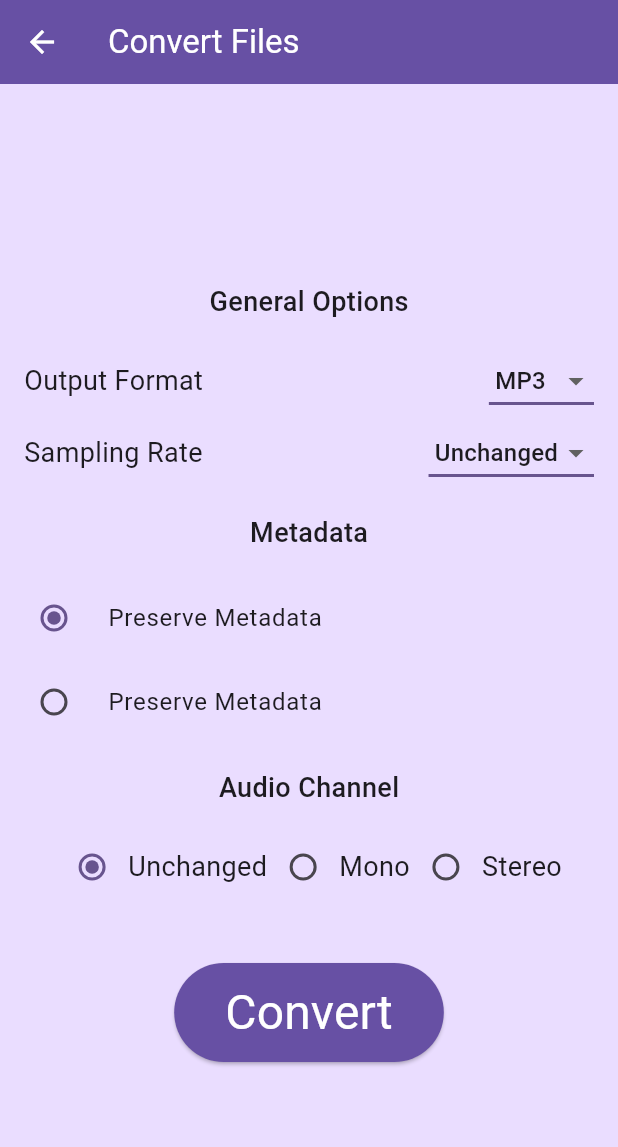
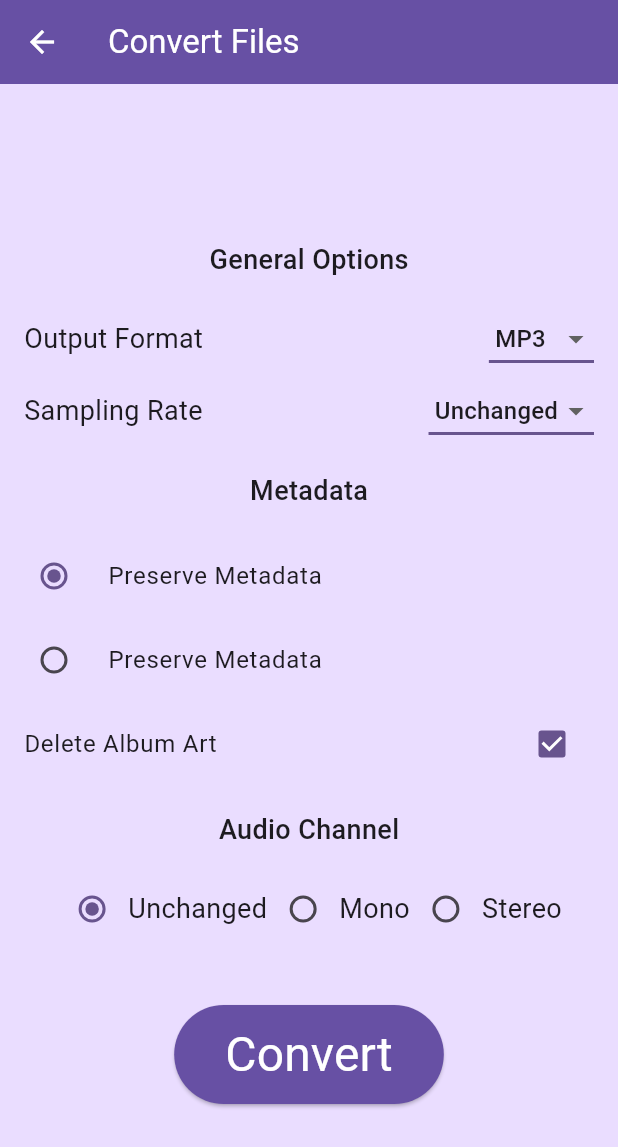
Before and after one commit to mithcs/ShravyaParivartak, a Flutter app: the ConversionPage screen opened directly with empty values, on a phone screen of 412 x 824 dp. Shown: the top 1147 px of the screen. Run offline on Flutter 3.47's test engine with Material 3 defaults, Android fonts, the light colour scheme and no system bars; our stand-ins replace file_picker; missing offline and left inert: ffmpeg_kit_flutter_audio.

Commit message:
Added selection for album art (completed commit)
and formatting + cleanup

```diff
--- a/lib/conversion/audiochannel_options.dart
+++ b/lib/conversion/audiochannel_options.dart
@@ -2,7 +2,7 @@ import 'package:flutter/material.dart';
 
 import 'definitions.dart';
 
-/// Radiobutton to decide audio channel: Default/Mono/Stereo
+/// Radiobutton to decide audio channel: Unchanged/Mono/Stereo
 class AudioChannelRadioButton extends StatefulWidget {
   const AudioChannelRadioButton({super.key});
 
--- a/lib/conversion/conversion_page.dart
+++ b/lib/conversion/conversion_page.dart
@@ -37,7 +37,8 @@ class ConversionBody extends StatelessWidget {
       spacing: 40,
       children: [
         ConversionOptions(),
-        ConvertButton(filesCount: filesCount, files: files, outputDir: outputDir),
+        ConvertButton(
+            filesCount: filesCount, files: files, outputDir: outputDir),
       ],
     );
   }
@@ -63,7 +64,8 @@ class ConvertButton extends StatelessWidget {
         mainAxisSize: MainAxisSize.min,
         children: [
           ElevatedButton(
-            onPressed: () => convertFiles(context, filesCount, files, outputDir),
+            onPressed: () =>
+                convertFiles(context, filesCount, files, outputDir),
             child: Padding(
               padding: const EdgeInsets.all(10),
               child: const Text(
--- a/lib/conversion/definitions.dart
+++ b/lib/conversion/definitions.dart
@@ -3,7 +3,6 @@
 /// - [delete]: Removes all metadata
 enum Metadata { preserve, delete }
 
-// TODO: Add more audio channels
 /// Enum representing available audio channel options
 /// - [unchanged]: Keep the audio channel as it is
 /// - [mono]: Convert the audio to mono
@@ -12,5 +11,6 @@ enum AudioChannel { unchanged, mono, stereo }
 
 int samplingRate = -1;
 String format = 'mp3';
+bool deleteAlbumArt = true;
 AudioChannel audioChannel = AudioChannel.unchanged;
 Metadata metadata = Metadata.preserve;
--- a/lib/conversion/metadata_options.dart
+++ b/lib/conversion/metadata_options.dart
@@ -46,3 +46,25 @@ class _MetadataRadioButtonState extends State<MetadataRadioButton> {
     );
   }
 }
+
+class AlbumArtSelection extends StatefulWidget {
+  const AlbumArtSelection({super.key});
+
+  @override
+  State<AlbumArtSelection> createState() => _AlbumArtSelectionState();
+}
+
+class _AlbumArtSelectionState extends State<AlbumArtSelection> {
+  @override
+  Widget build(BuildContext context) {
+    return CheckboxListTile(
+      title: const Text('Delete Album Art'),
+      value: deleteAlbumArt,
+      onChanged: (bool? newValue) {
+        setState(() {
+          deleteAlbumArt = newValue!;
+        });
+      },
+    );
+  }
+}
--- a/lib/main.dart
+++ b/lib/main.dart
@@ -20,14 +20,11 @@ class MyApp extends StatelessWidget {
       theme: ThemeData(
         useMaterial3: true,
         colorScheme: ColorScheme.fromSeed(seedColor: Colors.deepPurple),
-
         scaffoldBackgroundColor: theme.primaryContainer,
-
         appBarTheme: AppBarTheme(
           backgroundColor: theme.primary,
           foregroundColor: theme.onPrimary,
         ),
-
         elevatedButtonTheme: ElevatedButtonThemeData(
           style: ButtonStyle(
             foregroundColor: WidgetStateProperty.all(theme.onPrimary),
```
Also changed, not shown: lib/conversion/convert.dart (+4 -5 lines).
